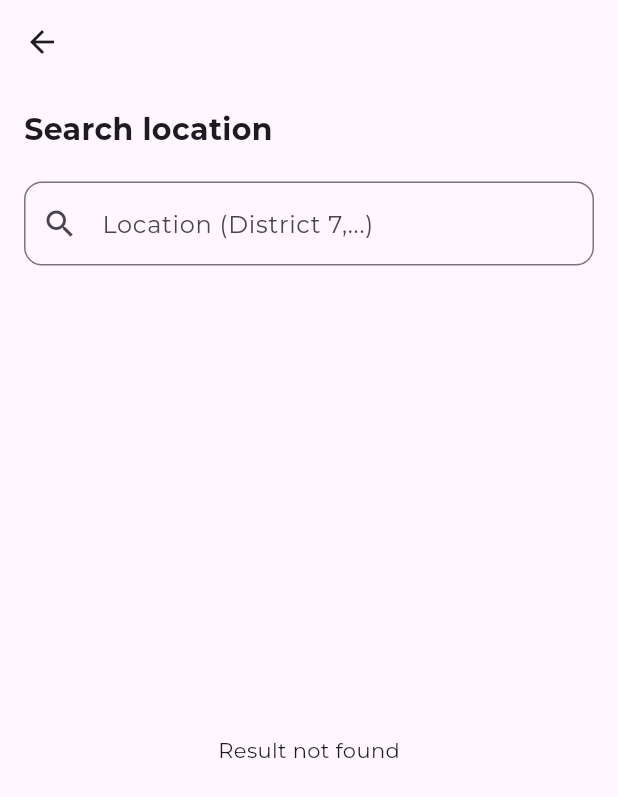
After one commit to nguyentanphatt/weather_app, a Flutter app: the SearchPage screen opened directly, on a phone screen of 412 x 824 dp. The commit adds this screen. Shown: the top 797 px of the screen. Run offline on Flutter 3.47's test engine with Material 3 defaults, Android fonts, the phone set to English and light mode, and no system bars; our stand-ins replace flutter_dotenv, flutter_riverpod, geolocator, google_fonts.

Commit message:
feat: search location page

```diff
--- /dev/null
+++ b/lib/notifier/location_notifier.dart
@@ -0,0 +1,37 @@
+import 'package:flutter_riverpod/flutter_riverpod.dart';
+import 'package:weather_app/repository/location_repository.dart';
+import 'package:flutter_riverpod/legacy.dart';
+
+final locationRepositoryProvider = Provider((ref) => LocationRepository());
+
+final locationSearchProvider =
+    StateNotifierProvider<
+      LocationSearchNotifier,
+      AsyncValue<List<Map<String, dynamic>>>
+    >((ref) {
+      return LocationSearchNotifier(ref.read(locationRepositoryProvider));
+    });
+
+class LocationSearchNotifier
+    extends StateNotifier<AsyncValue<List<Map<String, dynamic>>>> {
+  final LocationRepository repository;
+
+  LocationSearchNotifier(this.repository) : super(const AsyncValue.data([]));
+
+  Future<void> search(String query) async {
+    try {
+      if (query.isEmpty) {
+        state = const AsyncValue.data([]);
+        return;
+      }
+
+      state = const AsyncValue.loading();
+
+      final results = await repository.searchLocation(query);
+
+      state = AsyncValue.data(results);
+    } catch (e, st) {
+      state = AsyncValue.error(e, st);
+    }
+  }
+}
--- /dev/null
+++ b/lib/views/pages/search_page.dart
@@ -0,0 +1,97 @@
+import 'dart:async';
+import 'package:flutter/material.dart';
+import 'package:flutter_riverpod/flutter_riverpod.dart';
+import 'package:google_fonts/google_fonts.dart';
+import 'package:weather_app/notifier/location_notifier.dart';
+
+class SearchPage extends ConsumerStatefulWidget {
+  const SearchPage({super.key});
+
+  @override
+  ConsumerState<SearchPage> createState() => _SearchPageState();
+}
+
+class _SearchPageState extends ConsumerState<SearchPage> {
+  Timer? _debounce;
+
+  void _onSearchChanged(String query) {
+    if (_debounce?.isActive ?? false) _debounce!.cancel();
+
+    _debounce = Timer(const Duration(milliseconds: 500), () {
+      ref.read(locationSearchProvider.notifier).search(query);
+    });
+  }
+
+  @override
+  void dispose() {
+    _debounce?.cancel();
+    super.dispose();
+  }
+
+  @override
+  Widget build(BuildContext context) {
+    final searchState = ref.watch(locationSearchProvider);
+
+    return Scaffold(
+      appBar: AppBar(),
+      body: Padding(
+        padding: const EdgeInsets.all(16.0),
+        child: Column(
+          mainAxisAlignment: MainAxisAlignment.start,
+          crossAxisAlignment: CrossAxisAlignment.start,
+          children: [
+            Text(
+              "Search location",
+              style: GoogleFonts.montserrat(fontSize: 20, fontWeight: FontWeight.bold),
+            ),
+            const SizedBox(height: 20),
+            TextField(
+              onChanged: _onSearchChanged,
+              decoration: InputDecoration(
+                hintText: "Location (District 7,...)",
+                border: OutlineInputBorder(
+                  borderRadius: BorderRadius.circular(12),
+                ),
+                prefixIcon: const Icon(Icons.search),
+              ),
+            ),
+            const SizedBox(height: 16),
+            Expanded(
+              child: searchState.when(
+                data: (list) {
+                  if (list.isEmpty) {
+                    return const Center(child: Text("Result not found"));
+                  }
+
+                  return ListView.builder(
+                    itemCount: list.length,
+                    itemBuilder: (context, i) {
+                      final item = list[i];
+
+                      return ListTile(
+                        title: Text(item["formatted"]),
+                        leading: const Icon(Icons.location_on),
+                        onTap: () {
+                          /* Navigator.pop(context, {
+                            "lat": item["lat"],
+                            "lng": item["lng"],
+                            "formatted": item["formatted"],
+                          }); */
+                          print(item["lat"]);
+                          print(item["lng"]);
+                          print(item["formatted"]);
+                        },
+                      );
+                    },
+                  );
+                },
+                loading: () => const Center(child: CircularProgressIndicator()),
+                error: (err, st) => Center(child: Text("Error: $err")),
+              ),
+            ),
+          ],
+        ),
+      ),
+    );
+  }
+}
--- a/lib/views/widgets/content_widget.dart
+++ b/lib/views/widgets/content_widget.dart
@@ -15,7 +15,7 @@ class ContentWidget extends StatelessWidget {
     return SizedBox(
       width: double.infinity,
       child: Padding(
-        padding: const EdgeInsets.symmetric(horizontal: 16.0, vertical: 60.0),
+        padding: const EdgeInsets.symmetric(horizontal: 16.0, vertical: 20.0),
         child: Column(
           mainAxisAlignment: MainAxisAlignment.spaceBetween,
           children: [TopContentWidget(weather: weather), BottomContentWidget(weather: weather)],
```
Also changed, not shown: lib/notifier/weather_notifier.dart (+16 -1 lines), lib/repository/location_repository.dart (added, +37 -0 lines), lib/views/widgets/top_content_widget.dart (+26 -5 lines), lib/views/pages/location_weather_detail_page.dart (added).
